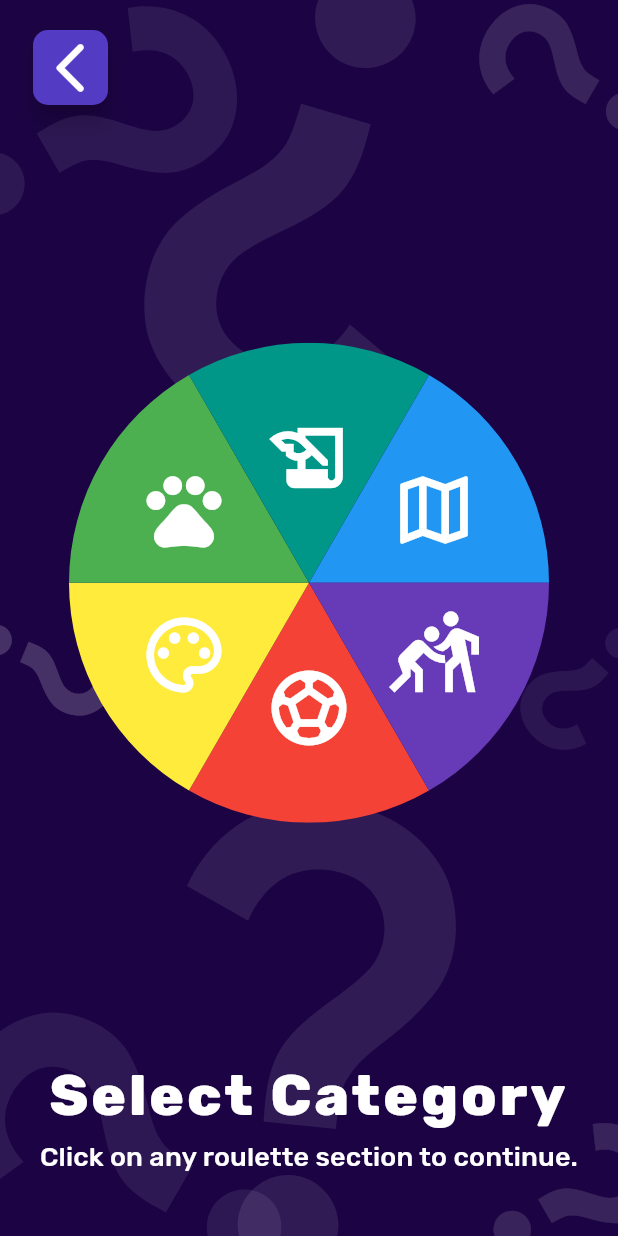
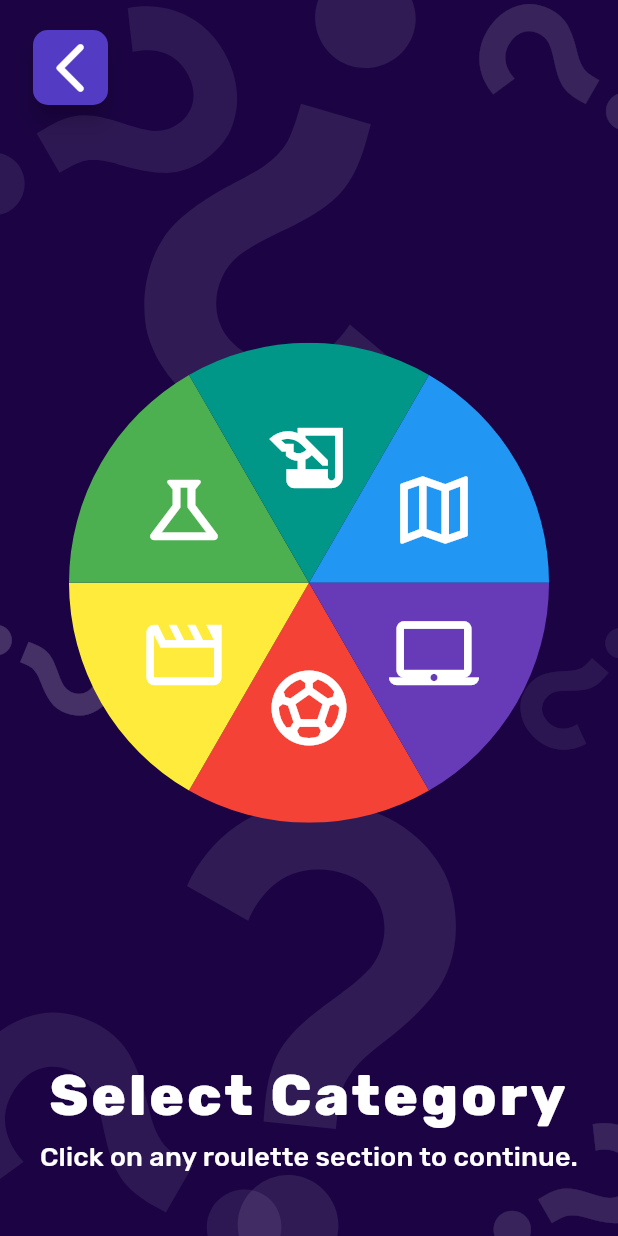
Before and after one commit to DavidGomezOv/trivia_app, a Flutter app: the CategoryPage screen opened by its route, on a phone screen of 412 x 824 dp. Run offline on Flutter 3.47's test engine with Material 3 defaults, Android fonts, the phone set to English and light mode, and no system bars; our stand-ins replace flutter_bloc, freezed_annotation, go_router; generated files the repository leaves out were written again.

```diff
--- a/lib/app.dart
+++ b/lib/app.dart
@@ -1,5 +1,4 @@
 import 'package:flutter/material.dart';
-import 'package:trivia_app/core/extensions.dart';
 import 'package:trivia_app/data/api/game_api.dart';
 import 'package:trivia_app/data/api_client.dart';
 import 'package:trivia_app/data/repositories/game_repository.dart';
--- a/lib/presentation/pages/category/category_page.dart
+++ b/lib/presentation/pages/category/category_page.dart
@@ -41,7 +41,7 @@ class CategoryPage extends StatelessWidget {
                     ],
                   ),
                 ),
-                SizedBox(height: context.isMobile() ? 20 : 40),
+                SizedBox(height: context.isMobile() ? 20 : 30),
                 Text(
                   state.selectedCategory?.title ??
                       state.hoveredCategory?.title ??
@@ -60,7 +60,7 @@ class CategoryPage extends StatelessWidget {
                   style: Theme.of(context).textTheme.titleSmall,
                   textAlign: TextAlign.center,
                 ),
-                SizedBox(height: context.isMobile() ? 10 : 30),
+                SizedBox(height: context.isMobile() ? 10 : 20),
                 if (state.selectedCategory != null)
                   ElevatedButton(
                     style: ButtonStyles.primaryButton(context),
--- a/lib/presentation/pages/category/cubit/category_cubit.dart
+++ b/lib/presentation/pages/category/cubit/category_cubit.dart
@@ -34,7 +34,7 @@ class CategoryCubit extends Cubit<CategoryState> {
                 ),
               ),
               CategoryUiModel(
-                title: 'Art',
+                title: 'Movies',
                 description: 'This is a small description of the selected category',
                 angle: 1.5,
                 color: Colors.yellow,
@@ -44,7 +44,7 @@ class CategoryCubit extends Cubit<CategoryState> {
                   left: (320 / 3) - 60,
                   child: MouseRegion(
                     opaque: false,
-                    child: Icon(Icons.color_lens_outlined, size: 60, color: Colors.white),
+                    child: Icon(Icons.movie_outlined, size: 60, color: Colors.white),
                   ),
                 ),
                 webIcon: const Positioned(
@@ -52,12 +52,12 @@ class CategoryCubit extends Cubit<CategoryState> {
                   left: (450 / 3) - 100,
                   child: MouseRegion(
                     opaque: false,
-                    child: Icon(Icons.color_lens_outlined, size: 80, color: Colors.white),
+                    child: Icon(Icons.movie_outlined, size: 80, color: Colors.white),
                   ),
                 ),
               ),
               CategoryUiModel(
-                title: 'Animals',
+                title: 'Science',
                 description: 'This is a small description of the selected category',
                 angle: 1,
                 color: Colors.green,
@@ -67,7 +67,7 @@ class CategoryCubit extends Cubit<CategoryState> {
                   left: (320 / 3) - 60,
                   child: MouseRegion(
                     opaque: false,
-                    child: Icon(Icons.pets, size: 60, color: Colors.white),
+                    child: Icon(Icons.science_outlined, size: 60, color: Colors.white),
                   ),
                 ),
                 webIcon: const Positioned(
@@ -75,7 +75,7 @@ class CategoryCubit extends Cubit<CategoryState> {
                   left: (450 / 3) - 100,
                   child: MouseRegion(
                     opaque: false,
-                    child: Icon(Icons.pets, size: 80, color: Colors.white),
+                    child: Icon(Icons.science_outlined, size: 80, color: Colors.white),
                   ),
                 ),
               ),
@@ -124,7 +124,7 @@ class CategoryCubit extends Cubit<CategoryState> {
                 ),
               ),
               CategoryUiModel(
-                title: 'Mythology',
+                title: 'Computers',
                 description: 'This is a small description of the selected category',
                 angle: -.5,
                 color: Colors.deepPurple,
@@ -134,7 +134,7 @@ class CategoryCubit extends Cubit<CategoryState> {
                   right: (320 / 3) - 60,
                   child: MouseRegion(
                     opaque: false,
-                    child: Icon(Icons.sports_kabaddi_outlined, size: 60, color: Colors.white),
+                    child: Icon(Icons.laptop_mac_outlined, size: 60, color: Colors.white),
                   ),
                 ),
                 webIcon: const Positioned(
@@ -142,7 +142,7 @@ class CategoryCubit extends Cubit<CategoryState> {
                   right: (450 / 3) - 100,
                   child: MouseRegion(
                     opaque: false,
-                    child: Icon(Icons.sports_kabaddi_outlined, size: 80, color: Colors.white),
+                    child: Icon(Icons.laptop_mac_outlined, size: 80, color: Colors.white),
                   ),
                 ),
               ),
```
Also changed, not shown: lib/core/extensions.dart (+6 -6 lines), lib/presentation/pages/game/cubit/game_cubit.dart (+17 -1 lines), lib/presentation/pages/game/game_page.dart (+63 -12 lines), lib/presentation/pages/game/widgets/answers_list_widget.dart (+24 -7 lines), lib/presentation/pages/game/widgets/game_timer_widget.dart (+53 -6 lines), lib/presentation/widgets/base_scaffold.dart (+5 -2 lines).
